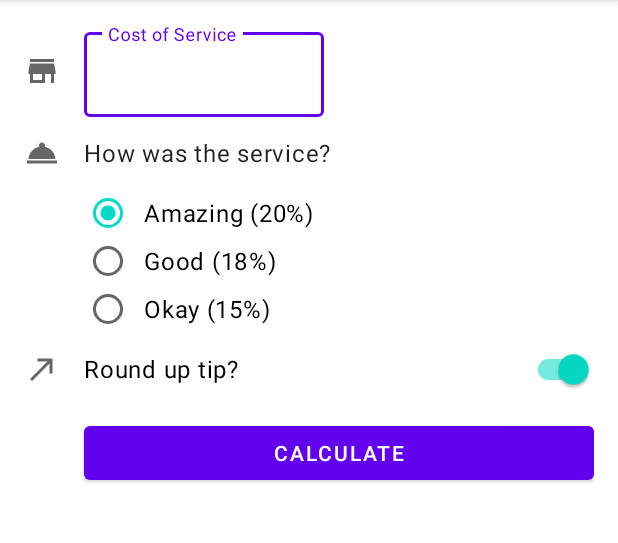
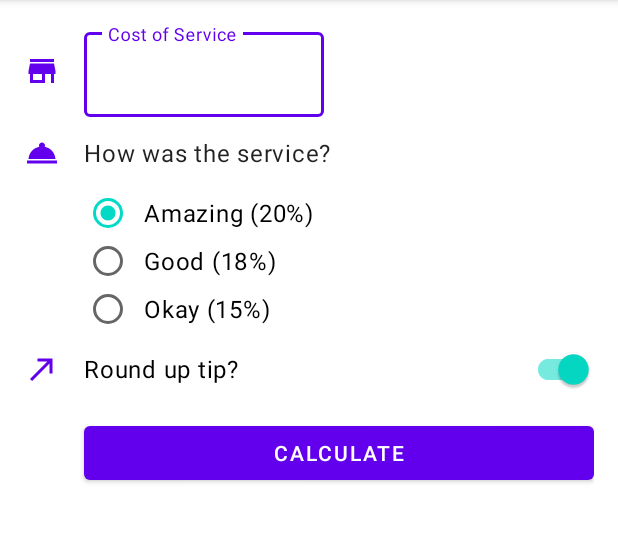
Before and after one commit to andikajayaw/Tip-Time-App, an Android app: the screen it shows after launch (MainActivity), on a phone screen of 412 x 824 dp, the part 84-627 px from its top. Run offline under Robolectric (Android 15) with nearby library versions, the phone set to English and light mode, and no system bars.

Commit message:
add func to auto close keyboard when press enter, update primary color of icons, auto rotate

```diff
--- a/app/src/main/res/drawable/ic_round_up.xml
+++ b/app/src/main/res/drawable/ic_round_up.xml
@@ -1,9 +1,9 @@
-<vector xmlns:android="http://schemas.android.com/apk/res/android"
+  <vector xmlns:android="http://schemas.android.com/apk/res/android"
     android:width="24dp"
     android:height="24dp"
     android:viewportWidth="24"
     android:viewportHeight="24"
-    android:tint="?attr/colorControlNormal">
+    android:tint="?attr/colorPrimary">
   <path
       android:fillColor="@android:color/white"
       android:pathData="M9,5v2h6.59L4,18.59 5.41,20 17,8.41V15h2V5z"/>
--- a/app/src/main/res/drawable/ic_service.xml
+++ b/app/src/main/res/drawable/ic_service.xml
@@ -3,7 +3,7 @@
     android:height="24dp"
     android:viewportWidth="24"
     android:viewportHeight="24"
-    android:tint="?attr/colorControlNormal">
+    android:tint="?attr/colorPrimary">
   <path
       android:fillColor="@android:color/white"
       android:pathData="M2,17h20v2L2,19zM13.84,7.79c0.1,-0.24 0.16,-0.51 0.16,-0.79 0,-1.1 -0.9,-2 -2,-2s-2,0.9 -2,2c0,0.28 0.06,0.55 0.16,0.79C6.25,8.6 3.27,11.93 3,16h18c-0.27,-4.07 -3.25,-7.4 -7.16,-8.21z"/>
--- a/app/src/main/res/drawable/ic_store.xml
+++ b/app/src/main/res/drawable/ic_store.xml
@@ -3,7 +3,7 @@
     android:height="24dp"
     android:viewportWidth="24"
     android:viewportHeight="24"
-    android:tint="?attr/colorControlNormal">
+    android:tint="?attr/colorPrimary">
   <path
       android:fillColor="@android:color/white"
       android:pathData="M20,4L4,4v2h16L20,4zM21,14v-2l-1,-5L4,7l-1,5v2h1v6h10v-6h4v6h2v-6h1zM12,18L6,18v-4h6v4z"/>
--- a/app/src/main/res/layout/activity_main.xml
+++ b/app/src/main/res/layout/activity_main.xml
@@ -1,9 +1,15 @@
 <?xml version="1.0" encoding="utf-8"?>
-<androidx.constraintlayout.widget.ConstraintLayout xmlns:android="http://schemas.android.com/apk/res/android"
+
+<ScrollView
+    xmlns:android="http://schemas.android.com/apk/res/android"
     xmlns:app="http://schemas.android.com/apk/res-auto"
     xmlns:tools="http://schemas.android.com/tools"
+    android:layout_height="match_parent"
+    android:layout_width="match_parent">
+
+    <androidx.constraintlayout.widget.ConstraintLayout
         android:layout_width="match_parent"
-    android:layout_height="match_parent"
+        android:layout_height="wrap_content"
         android:padding="16dp"
         tools:context=".MainActivity">
 
@@ -125,3 +131,5 @@
 
 
     </androidx.constraintlayout.widget.ConstraintLayout>
+
+</ScrollView>
```
Also changed, not shown: app/src/main/java/com/andikajayaw/tiptime/MainActivity.kt (+18 -0 lines). Lines whose indentation alone changed are shown as unchanged.
